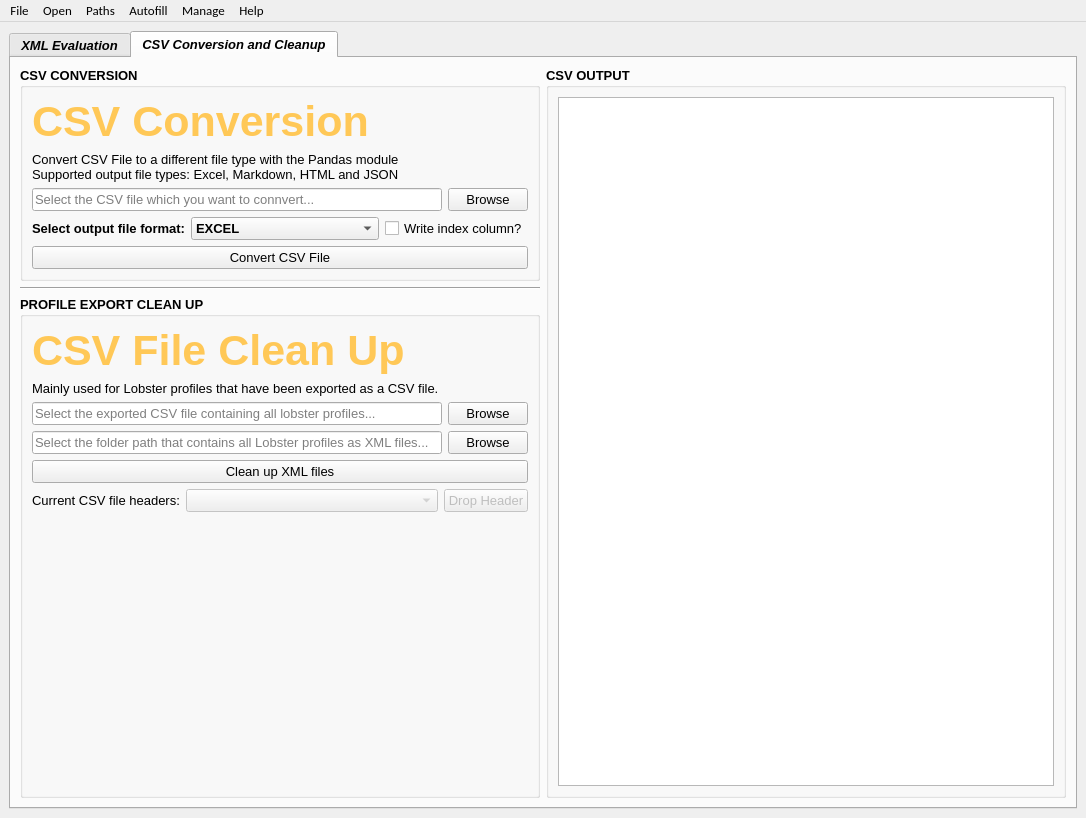
zaricj/XMLuvation, file src/ui/main/XMLuvation.ui: the form before one commit.
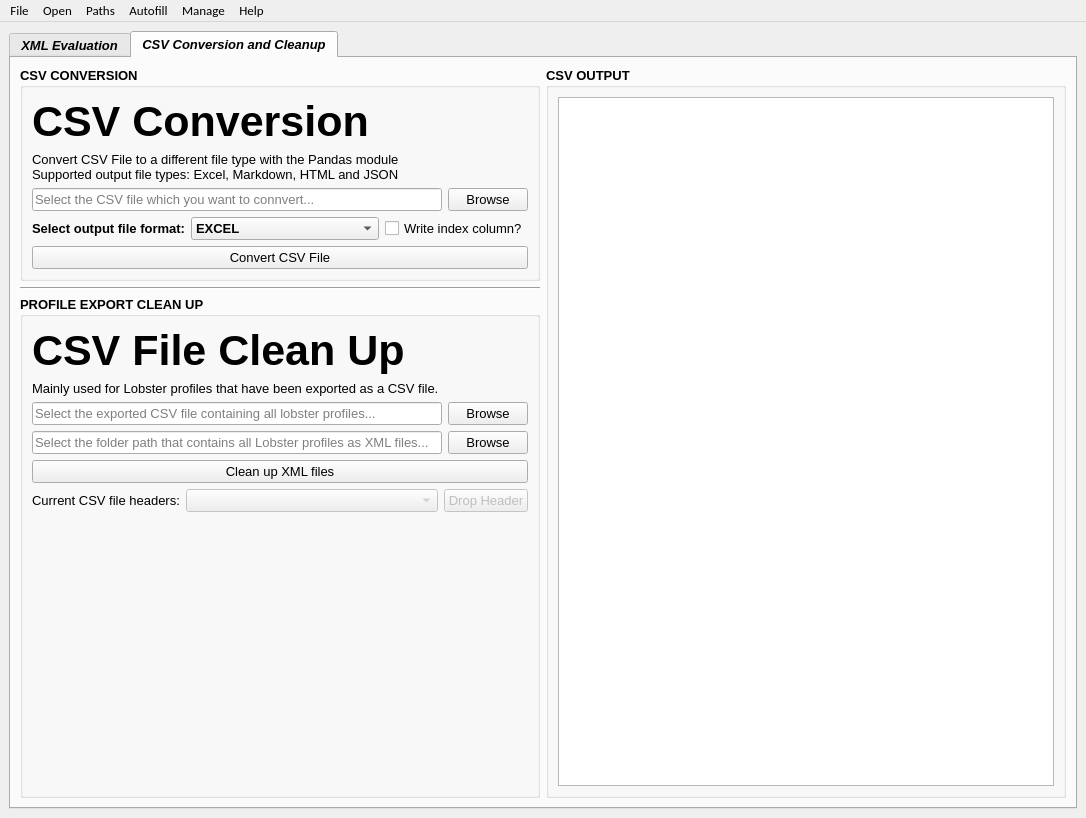
The form after the commit. The open tabs and pages were chosen to show the change. Icons and pictures are not drawn.

Commit message: Reverted color to white for headers and pass csv link

Diff of the .ui file:
```diff
--- a/src/ui/main/XMLuvation.ui
+++ b/src/ui/main/XMLuvation.ui
@@ -1710,7 +1710,7 @@
                   </font>
                  </property>
                  <property name="styleSheet">
-                  <string notr="true">color: rgb(255, 200, 87);</string>
+                  <string notr="true"/>
                  </property>
                  <property name="text">
                   <string>CSV Conversion</string>
@@ -1929,7 +1929,7 @@
                   </font>
                  </property>
                  <property name="styleSheet">
-                  <string notr="true">color: rgb(255, 200, 87);</string>
+                  <string notr="true"/>
                  </property>
                  <property name="text">
                   <string>CSV File Clean Up</string>
```
Left out of the diff: 2 changed lines with no effect on the pictures. The commit also changes 1 other file.
